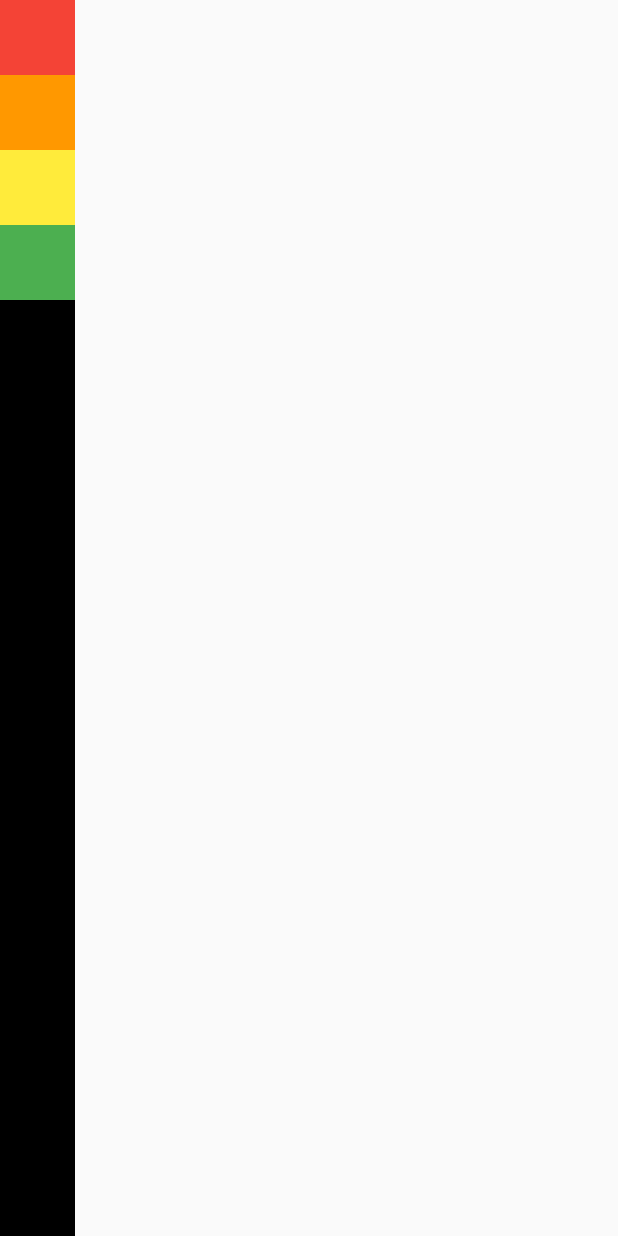
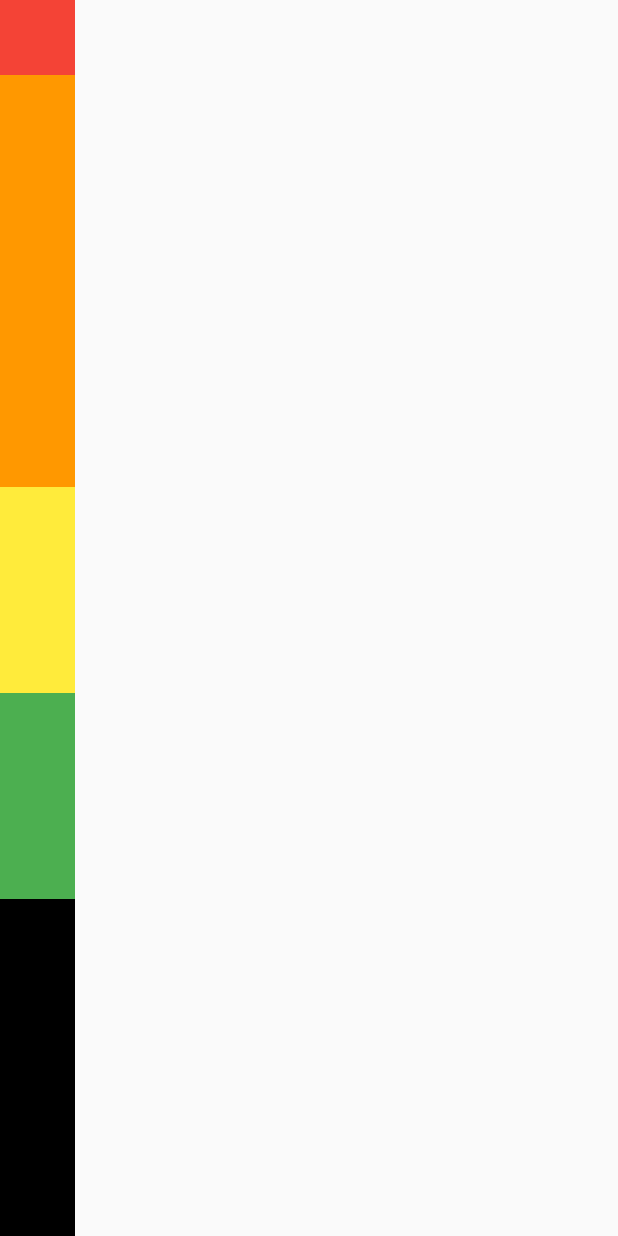
Before and after one commit to HHCHO0220/Flutter_Project, a Flutter app: the screen it shows after launch, on a phone screen of 412 x 824 dp. Run offline on Flutter 3.47's test engine with Material 2 defaults, Android fonts, the phone set to English and light mode, and no system bars.

Commit message:
[Feat] Expanded and Flexible

```diff
--- a/Beginner/row_column/lib/screen/home_screen.dart
+++ b/Beginner/row_column/lib/screen/home_screen.dart
@@ -30,25 +30,37 @@ class HomeScreen extends StatelessWidget {
             // min - 최소
             mainAxisSize: MainAxisSize.max,
             children: [
-              Container(
+              // Expanded / Flexible - Column과 Row에서만 사용
+              // flex - 비율 조절 (기본 1)
+              Flexible(
+                flex: 2,
+                child: Container(
                   color: Colors.red,
                   width: 50.0,
                   height: 50.0,
                 ),
-              Container(
+              ),
+              Expanded(
+                flex: 2,
+                child: Container(
                   color: Colors.orange,
                   width: 50.0,
                   height: 50.0,
                 ),
-              Container(
+              ),
+              Expanded(
+                child: Container(
                   color: Colors.yellow,
                   width: 50.0,
                   height: 50.0,
                 ),
-              Container(
+              ),
+              Expanded(
+                child: Container(
                   color: Colors.green,
                   width: 50.0,
                   height: 50.0,
+                ),
               ),
             ],
           ),
```
Lines whose indentation alone changed are shown as unchanged.
